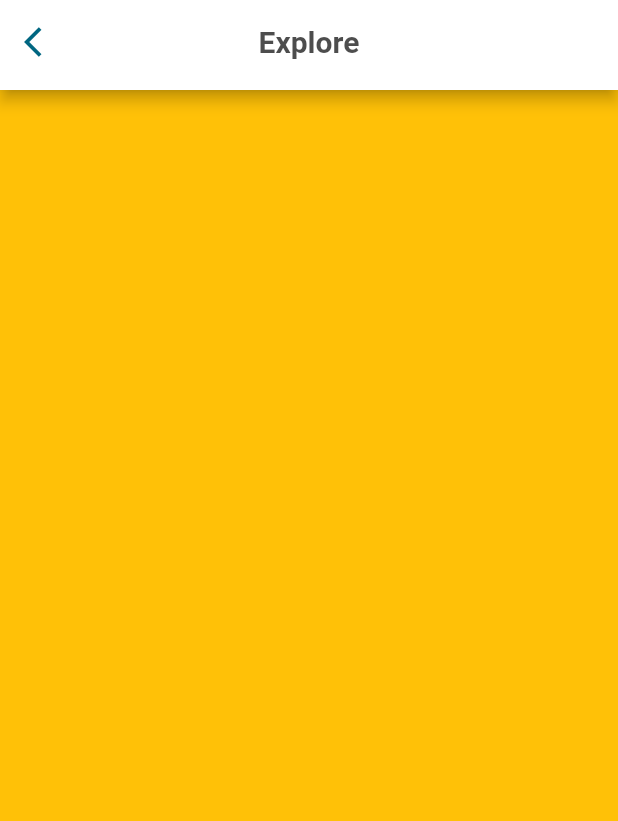
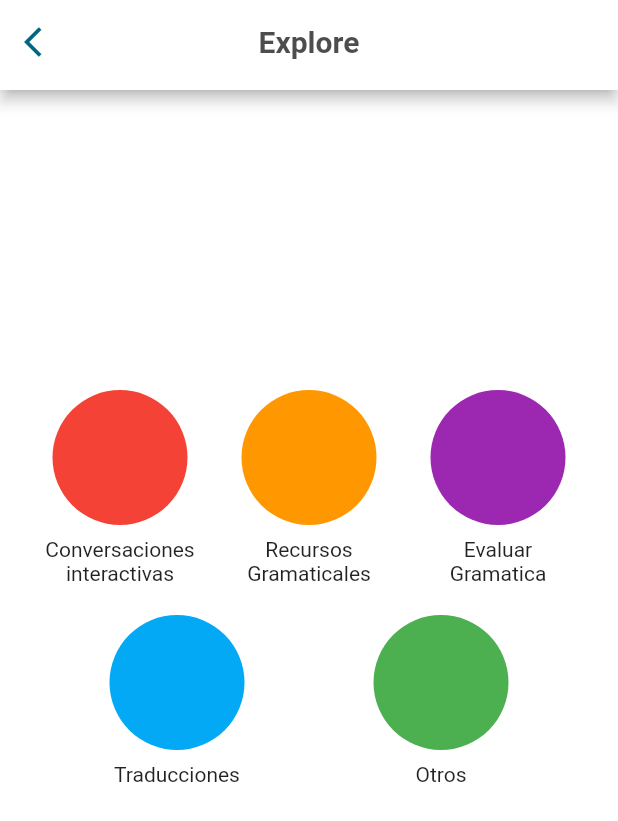
Before and after one commit to HckrLgna/en_learnig_app, a Flutter app: the AiToolsScreen screen opened directly, on a phone screen of 412 x 824 dp. Shown: the top 821 px of the screen. Run offline on Flutter 3.47's test engine with Material 2 defaults, Android fonts, the phone set to English and light mode, and no system bars; our stand-ins replace flutter_secure_storage; missing offline and left inert: circular_bottom_navigation; accounts and stored records are empty.

Commit message:
fallamos con una interfaz terminar la parte de las herramientas para la IA, luego continuar la practica conversacional

```diff
--- a/lib/main.dart
+++ b/lib/main.dart
@@ -1,3 +1,4 @@
+import 'package:en_learn/screens/ai_translate_screen.dart';
 import 'package:en_learn/screens/screens.dart';
 import 'package:en_learn/services/services.dart';
 import 'package:flutter/material.dart';
@@ -35,12 +36,13 @@
   Widget build(BuildContext context) {
     return MaterialApp(
       title: "CbaTalk",
-      initialRoute: 'home',
+      initialRoute: 'ai_translate',
       navigatorKey: navigatorKey,
       routes: {
         'check_auth_screen': ( _ ) => const CheckAuthScreen(),
         'login': ( _ ) => const LoginScreen(),
-        'home':( _ ) => const RoutesApp()
+        'home':( _ ) => const RoutesApp() ,
+        'ai_translate':(_) => const AiTranslateScreen()
       },
       theme: ThemeData.light().copyWith(
         scaffoldBackgroundColor: Colors.white,
--- a/lib/screens/ai_tools_screen.dart
+++ b/lib/screens/ai_tools_screen.dart
@@ -1,3 +1,4 @@
+import 'package:en_learn/widgets/option_menu.dart';
 import 'package:en_learn/widgets/widgets.dart';
 import 'package:flutter/material.dart';
 
@@ -11,8 +12,36 @@ class AiToolsScreen extends StatelessWidget {
           preferredSize: Size.fromHeight(60),
           child: AppBarCustomize(title: "Explore")),
       body: Container(
-        color: Colors.amber,
 
+        color: Colors.white,
+        child: const Padding(
+          padding: EdgeInsets.symmetric(horizontal: 30),
+          child: Column(
+
+            //mainAxisAlignment: MainAxisAlignment.spaceEvenly,
+            crossAxisAlignment: CrossAxisAlignment.center,
+            children: [
+              SizedBox(height: 200,),
+              Row(
+                mainAxisAlignment: MainAxisAlignment.spaceBetween,
+                children: [
+                  OptionMenu(title: "Conversaciones interactivas", color: Colors.red),
+                  OptionMenu(title: "Recursos Gramaticales", color: Colors.orange),
+                  OptionMenu(title: "Evaluar Gramatica", color: Colors.purple)
+                ],
+              ),
+              SizedBox(height: 20,),
+               Row(
+                mainAxisAlignment: MainAxisAlignment.spaceAround,
+                children: [
+                  OptionMenu(title: "Traducciones", color: Colors.lightBlue),
+                  OptionMenu(title: "Otros", color: Colors.green),
+
+                ],
+              )
+            ],
+          ),
+        ),
       ),
     );
   }
--- a/lib/screens/routes_app.dart
+++ b/lib/screens/routes_app.dart
@@ -13,7 +13,7 @@ class RoutesApp extends StatefulWidget {
 }
 
 class _RoutesAppState extends State<RoutesApp> {
-  int indexTap = 0;
+  int indexTap = 1;
   final List<TabItem> tabItems = List.of([
     TabItem(Icons.home, "Home", Colors.grey,
         labelStyle: TextStyle(fontWeight: FontWeight.normal)),
--- /dev/null
+++ b/lib/widgets/option_menu.dart
@@ -0,0 +1,38 @@
+import 'package:flutter/material.dart';
+
+class OptionMenu extends StatelessWidget {
+  const OptionMenu({super.key, required this.title, required this.color});
+  final String title;
+  final Color color;
+  @override
+  Widget build(BuildContext context) {
+    return GestureDetector(
+      onTap: () {
+        print('Se presiono ');
+      },
+      child: Column(
+        children:<Widget> [
+          Stack(
+            alignment: Alignment.center,
+            children: [
+              Icon(Icons.access_time,color: Colors.amber),
+              Container(
+                width: 90,
+                height: 90,
+                decoration: BoxDecoration(
+                  shape: BoxShape.circle,
+                  color: color
+                ),
+              ),
+            ],
+            ),
+          const SizedBox(height: 8,),
+          SizedBox(
+            width: 100,
+            child: Text(title,textAlign: TextAlign.center,)
+            )
+        ],
+      ),
+    );
+  }
+}
```
Also changed, not shown: lib/screens/ai_translate_screen.dart (added, +27 -0 lines).
